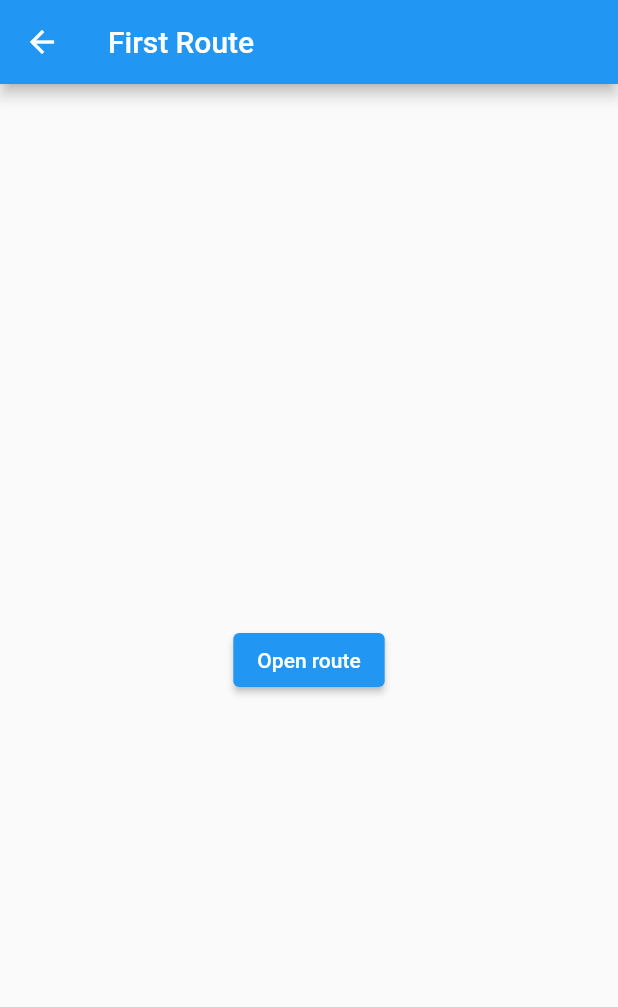
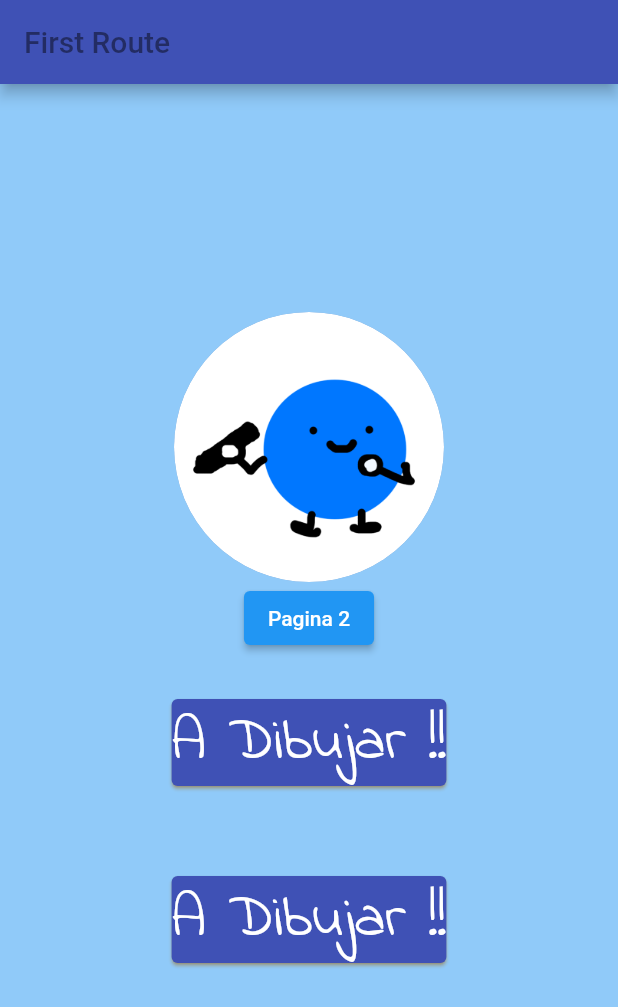
Before and after one commit to SebastianBaeza/IWG_101_luck, a Flutter app: the FirstRoute screen opened directly, on a phone screen of 412 x 824 dp. Shown: the top 1007 px of the screen. Run offline on Flutter 3.47's test engine with Material 2 defaults, Android fonts, the phone set to English and light mode, and no system bars.

Commit message:
Par de paginas

```diff
--- /dev/null
+++ b/lib/page1.dart
@@ -0,0 +1,89 @@
+import 'package:flutter/material.dart';
+import 'package:iwg_proyect/page2.dart';
+
+class FirstRoute extends StatelessWidget {
+  @override
+  Widget build(BuildContext context) {
+    return Scaffold(
+      backgroundColor: Colors.blue[200],
+//Barra superior--------------------------------------------
+      appBar: AppBar(
+        title: Text('First Route',
+        textAlign: TextAlign.right,
+        style: TextStyle(
+          color: Colors.black45,
+        ),
+        ),
+        backgroundColor: Colors.indigo,
+      ),
+//---------------------------------------------------------
+
+//cuerpo principal de la pagina-------------------------
+      body: Center(
+//widget columna--------------------------------------------
+        child: Column(
+          mainAxisAlignment: MainAxisAlignment.center,
+          children: [
+//###################### Widgets en columna #######################
+
+//Imagen avatar redonda-------------------------------------------------------
+            CircleAvatar(
+              radius: 90.0,
+              backgroundImage: AssetImage('icons/New_Drawing.png'),
+            ),
+
+//Boton de prueba------------------------------------------------------------------
+            ElevatedButton(
+//Funcion del boton------------------
+              onPressed: () {
+                Navigator.push(context, new MaterialPageRoute(builder: (context) => SecondRoute()));
+              }, child: Text('Pagina 2'),
+            ),
+
+//Tarjeta normal------------------------------------------------------------------
+            Card(
+              margin: EdgeInsets.symmetric(
+                horizontal: 30.0,
+                vertical:30.0,
+              ),
+              child: Text('A Dibujar !!',
+                style: TextStyle(
+                  color: Colors.white,
+                  fontFamily: 'IndieFlower',
+                  fontSize: 40.0,
+                ),
+              ),
+              color: Colors.indigo,
+              shadowColor: Colors.orange,
+            ),
+
+//Boton-------------------------------------------------------------------
+            FlatButton(
+//Funcion del boton------------
+              onPressed: () {
+                Navigator.push(context, new MaterialPageRoute(builder: (context) => SecondRoute()));
+              },
+//Child del boton---------------
+              child: Card(
+              margin: EdgeInsets.symmetric(
+                horizontal: 30.0,
+                vertical:30.0,
+              ),
+              child: Text('A Dibujar !!',
+                style: TextStyle(
+                  color: Colors.white,
+                  fontFamily: 'IndieFlower',
+                  fontSize: 40.0,
+                ),
+              ),
+              color: Colors.indigo,
+              shadowColor: Colors.orange,
+            ),
+            ),
+//-------------------------------------------------------------------
+          ],
+        )
+      ),
+    );
+  }
+}
--- /dev/null
+++ b/lib/page2.dart
@@ -0,0 +1,22 @@
+import 'package:flutter/material.dart';
+import 'package:iwg_proyect/page1.dart';
+
+class SecondRoute extends StatelessWidget {
+  @override
+  Widget build(BuildContext context) {
+    return Scaffold(
+      appBar: AppBar(
+        title: Text('Second Route'),
+      ),
+      body: Center(
+        child: ElevatedButton(
+          child: Text('Pagina 1'),
+          onPressed: () {
+            Navigator.pop(context, MaterialPageRoute(builder: (context) => FirstRoute()
+            ));
+          },
+        ),
+      ),
+    );
+  }
+}
```
Also changed, not shown: lib/main.dart (+5 -95 lines), pubspec.yaml (+0 -18 lines).
